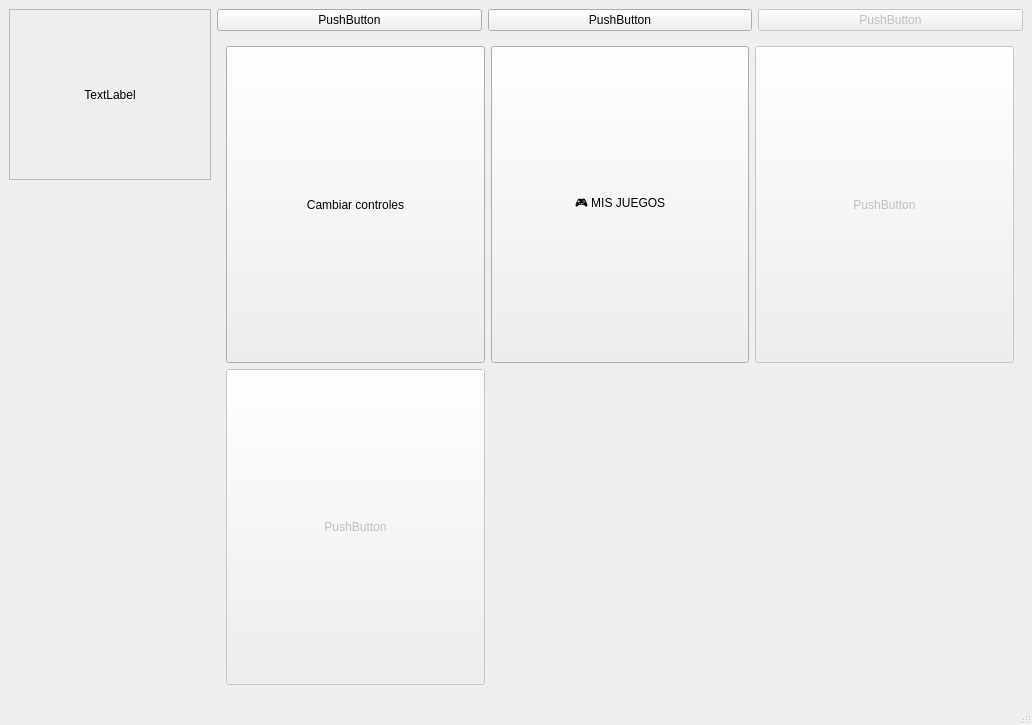
This is prueba.ui in Ivigaga/TFG as Qt 5 draws it before an edit. The edited form follows.
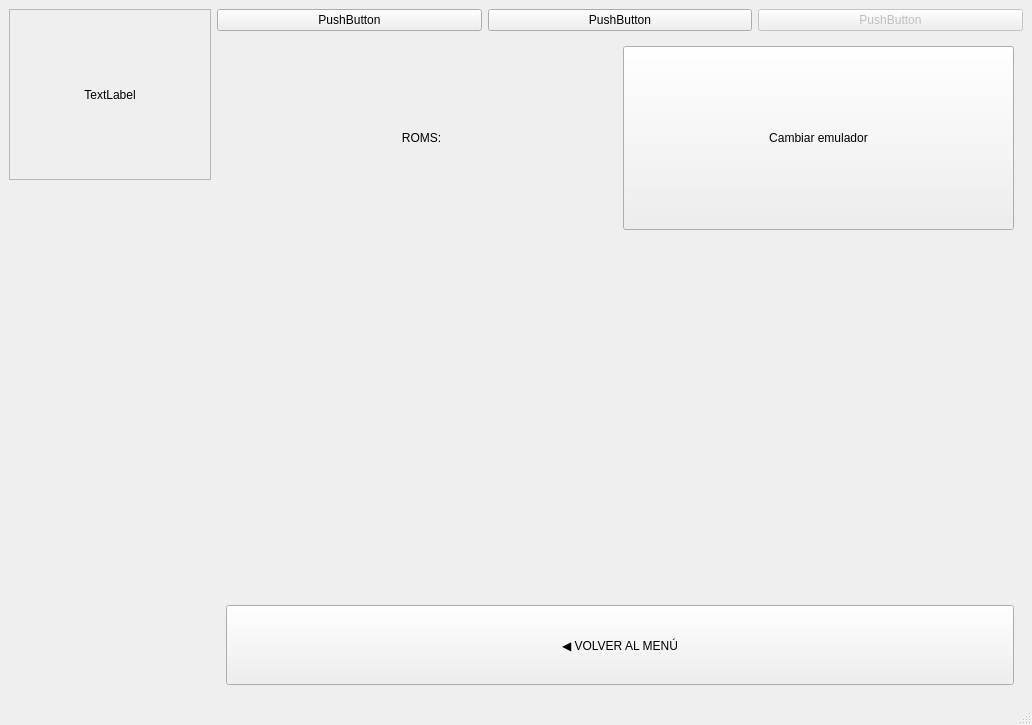
This is the edited form.

What changed in the file:
```diff
--- a/prueba.ui
+++ b/prueba.ui
@@ -140,7 +140,7 @@
              </sizepolicy>
             </property>
             <property name="currentIndex">
-             <number>0</number>
+             <number>7</number>
             </property>
             <widget class="QWidget" name="mainPage">
              <property name="sizePolicy">
@@ -152,35 +152,6 @@
              <layout class="QVBoxLayout" name="verticalLayout_5">
               <item>
                <layout class="QGridLayout" name="gridLayout_2">
-                <item row="0" column="2">
-                 <widget class="QPushButton" name="pushButton_4">
-                  <property name="enabled">
-                   <bool>false</bool>
-                  </property>
-                  <property name="sizePolicy">
-                   <sizepolicy hsizetype="Minimum" vsizetype="Expanding">
-                    <horstretch>0</horstretch>
-                    <verstretch>0</verstretch>
-                   </sizepolicy>
-                  </property>
-                  <property name="text">
-                   <string>PushButton</string>
-                  </property>
-                 </widget>
-                </item>
-                <item row="0" column="0">
-                 <widget class="QPushButton" name="changeControlsButton">
-                  <property name="sizePolicy">
-                   <sizepolicy hsizetype="Minimum" vsizetype="Expanding">
-                    <horstretch>0</horstretch>
-                    <verstretch>0</verstretch>
-                   </sizepolicy>
-                  </property>
-                  <property name="text">
-                   <string>Cambiar controles</string>
-                  </property>
-                 </widget>
-                </item>
                 <item row="0" column="1">
                  <widget class="QPushButton" name="gamesButton">
                   <property name="sizePolicy">
@@ -194,10 +165,10 @@
                   </property>
                  </widget>
                 </item>
-                <item row="1" column="0">
-                 <widget class="QPushButton" name="pushButton_5">
+                <item row="0" column="2">
+                 <widget class="QPushButton" name="settingsButton">
                   <property name="enabled">
-                   <bool>false</bool>
+                   <bool>true</bool>
                   </property>
                   <property name="sizePolicy">
                    <sizepolicy hsizetype="Minimum" vsizetype="Expanding">
@@ -206,7 +177,20 @@
                    </sizepolicy>
                   </property>
                   <property name="text">
-                   <string>PushButton</string>
+                   <string>Ajustes</string>
+                  </property>
+                 </widget>
+                </item>
+                <item row="0" column="0">
+                 <widget class="QPushButton" name="changeControlsButton">
+                  <property name="sizePolicy">
+                   <sizepolicy hsizetype="Minimum" vsizetype="Expanding">
+                    <horstretch>0</horstretch>
+                    <verstretch>0</verstretch>
+                   </sizepolicy>
+                  </property>
+                  <property name="text">
+                   <string>Cambiar controles</string>
                   </property>
                  </widget>
                 </item>
@@ -1250,6 +1234,135 @@
               </item>
              </layout>
             </widget>
+            <widget class="QWidget" name="settingsPage">
+             <property name="sizePolicy">
+              <sizepolicy hsizetype="Expanding" vsizetype="Expanding">
+               <horstretch>0</horstretch>
+               <verstretch>0</verstretch>
+              </sizepolicy>
+             </property>
+             <layout class="QVBoxLayout" name="verticalLayout_10">
+              <item>
+               <layout class="QHBoxLayout" name="horizontalLayout_4">
+                <item>
+                 <widget class="QLabel" name="label">
+                  <property name="text">
+                   <string>ROMS:</string>
+                  </property>
+                  <property name="alignment">
+                   <set>Qt::AlignmentFlag::AlignCenter</set>
+                  </property>
+                 </widget>
+                </item>
+                <item>
+                 <widget class="QPushButton" name="pushButton">
+                  <property name="sizePolicy">
+                   <sizepolicy hsizetype="Minimum" vsizetype="Expanding">
+                    <horstretch>0</horstretch>
+                    <verstretch>0</verstretch>
+                   </sizepolicy>
+                  </property>
+                  <property name="text">
+                   <string>Cambiar emulador</string>
+                  </property>
+                 </widget>
+                </item>
+               </layout>
+              </item>
+              <item>
+               <layout class="QHBoxLayout" name="horizontalLayout_6">
+                <item>
+                 <spacer name="verticalSpacer_2">
+                  <property name="orientation">
+                   <enum>Qt::Orientation::Vertical</enum>
+                  </property>
+                  <property name="sizeHint" stdset="0">
+                   <size>
+                    <width>20</width>
+                    <height>40</height>
+                   </size>
+                  </property>
+                 </spacer>
+                </item>
+               </layout>
+              </item>
+              <item>
+               <layout class="QHBoxLayout" name="horizontalLayout_7">
+                <item>
+                 <spacer name="verticalSpacer_3">
+                  <property name="orientation">
+                   <enum>Qt::Orientation::Vertical</enum>
+                  </property>
+                  <property name="sizeHint" stdset="0">
+                   <size>
+                    <width>20</width>
+                    <height>40</height>
+                   </size>
+                  </property>
+                 </spacer>
+                </item>
+               </layout>
+              </item>
+              <item>
+               <widget class="QPushButton" name="settingsBackButton">
+                <property name="minimumSize">
+                 <size>
+                  <width>0</width>
+                  <height>80</height>
+                 </size>
+                </property>
+                <property name="text">
+                 <string>◀ VOLVER AL MENÚ</string>
+                </property>
+                <property name="type" stdset="0">
+                 <string>secondary</string>
+                </property>
+               </widget>
+              </item>
+             </layout>
+            </widget>
+            <widget class="QWidget" name="emulatorSettingsPage">
+             <property name="sizePolicy">
+              <sizepolicy hsizetype="Expanding" vsizetype="Expanding">
+               <horstretch>0</horstretch>
+               <verstretch>0</verstretch>
+              </sizepolicy>
+             </property>
+             <layout class="QVBoxLayout" name="verticalLayout_11">
+              <item>
+               <widget class="QScrollArea" name="scrollAreaEmulators">
+                <property name="focusPolicy">
+                 <enum>Qt::FocusPolicy::NoFocus</enum>
+                </property>
+                <property name="styleSheet">
+                 <string>QScrollArea { border: none; background: transparent; } QWidget#scrollAreaEmulatorsContents { background: transparent; }</string>
+                </property>
+                <property name="widgetResizable">
+                 <bool>true</bool>
+                </property>
+                <widget class="QWidget" name="scrollAreaEmulatorsContents">
+                 <layout class="QVBoxLayout" name="layoutDynamicEmulators"/>
+                </widget>
+               </widget>
+              </item>
+              <item>
+               <widget class="QPushButton" name="emulatorSettingsBackButton">
+                <property name="minimumSize">
+                 <size>
+                  <width>0</width>
+                  <height>80</height>
+                 </size>
+                </property>
+                <property name="text">
+                 <string>◀ VOLVER A AJUSTES</string>
+                </property>
+                <property name="type" stdset="0">
+                 <string>secondary</string>
+                </property>
+               </widget>
+              </item>
+             </layout> 
+            </widget>
            </widget>
           </item>
          </layout>
```
Left out of the diff: 6 changed lines with no effect on the pictures.
